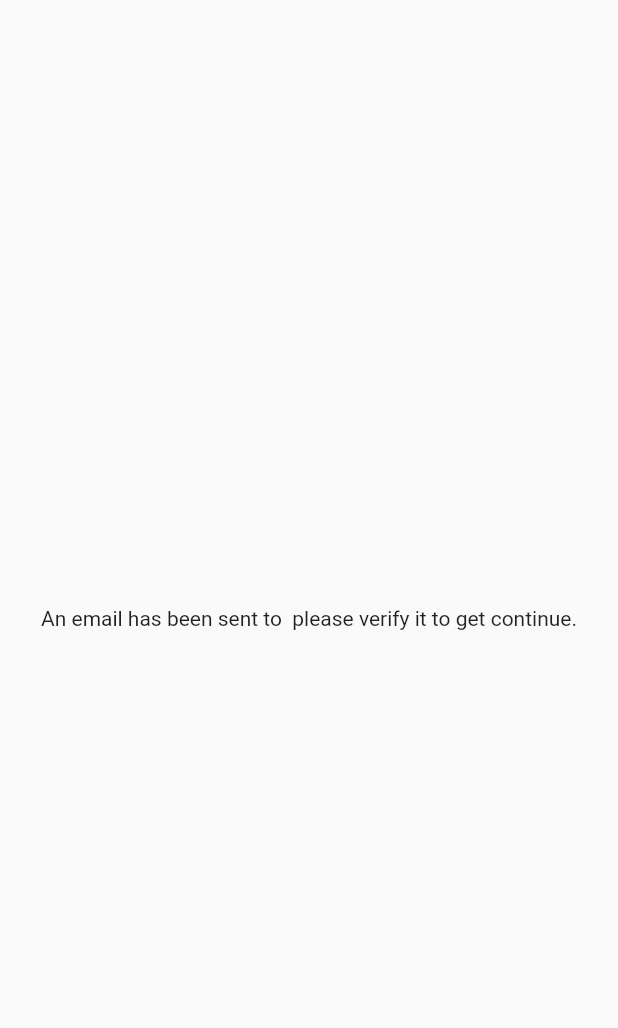
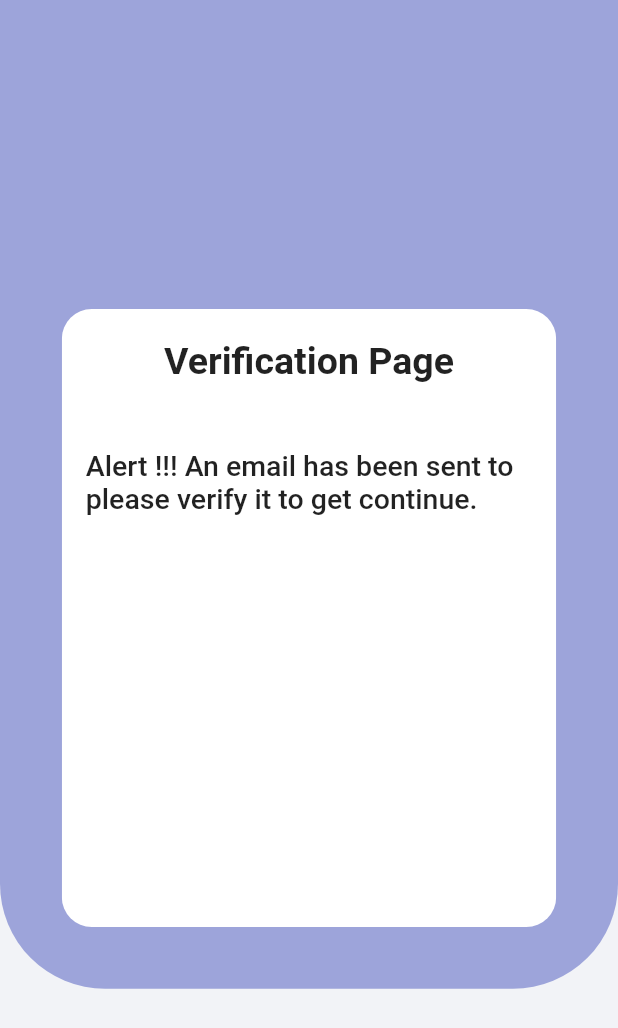
Before and after one commit to keethanmadala/Project, a Flutter app: the VerifyScreen screen opened directly, on a phone screen of 412 x 824 dp. Shown: the top 1028 px of the screen. Run offline on Flutter 3.47's test engine with Material 2 defaults, Android fonts, the phone set to English and light mode, and no system bars; our stand-ins replace cloud_firestore, firebase_auth, firebase_core, firebase_storage, flutter_rating_bar, fluttertoast and 6 more; missing offline and left inert: geoflutterfire, geohash; accounts and stored records are empty; network calls fail.

```diff
--- a/lib/main.dart
+++ b/lib/main.dart
@@ -28,7 +28,11 @@ class MyApp extends StatelessWidget {
           primarySwatch: Colors.blue,
           visualDensity: VisualDensity.adaptivePlatformDensity,
         ),
-        home: (auth.currentUser != null) ? DecisionScreen() : LoginPage(),
+        home: (auth.currentUser != null)
+            ? (auth.currentUser.emailVerified)
+                ? DecisionScreen()
+                : LoginPage()
+            : LoginPage(),
       ),
     );
   }
--- a/lib/src/screens/food_details.dart
+++ b/lib/src/screens/food_details.dart
@@ -1,5 +1,4 @@
 import 'dart:async';
-
 import 'package:Project/blocks/application_bloc.dart';
 import 'package:Project/src/screens/home_screen.dart';
 import 'package:Project/widget/navigationwidget.dart';
--- a/lib/src/screens/verify.dart
+++ b/lib/src/screens/verify.dart
@@ -1,5 +1,5 @@
 import 'dart:async';
-
+import 'package:Project/constants.dart';
 import 'package:Project/src/screens/decision_screen.dart';
 import 'package:firebase_auth/firebase_auth.dart';
 import 'package:flutter/material.dart';
@@ -32,13 +32,76 @@ class _VerifyScreenState extends State<VerifyScreen> {
   }
 
   @override
+  Widget _buildContainer() {
+    return Row(
+      mainAxisAlignment: MainAxisAlignment.center,
+      children: <Widget>[
+        ClipRRect(
+          borderRadius: BorderRadius.all(Radius.circular(20.0)),
+          child: Container(
+            height: MediaQuery.of(context).size.height * 0.5,
+            width: MediaQuery.of(context).size.width * 0.8,
+            decoration: BoxDecoration(color: Colors.white),
+            child: Column(
+              children: [
+                Padding(
+                  padding: const EdgeInsets.all(20.0),
+                  child: Text(
+                    'Verification Page',
+                    style: TextStyle(fontSize: 25, fontWeight: FontWeight.bold),
+                  ),
+                ),
+                Padding(
+                  padding: const EdgeInsets.only(top: 18.0),
+                  child: ListTile(
+                    title: Column(
+                      crossAxisAlignment: CrossAxisAlignment.center,
+                      mainAxisAlignment: MainAxisAlignment.center,
+                      children: [
+                        Text(
+                          "Alert !!! An email has been sent to ${user.email} please verify it to get continue.",
+                          style: TextStyle(
+                              fontSize: 19, fontWeight: FontWeight.w500),
+                        ),
+                      ],
+                    ),
+                  ),
+                ),
+              ],
+            ),
+          ),
+        ),
+      ],
+    );
+  }
+
   Widget build(BuildContext context) {
-    return Scaffold(
-      body: Center(
-        child: Text(
-            "An email has been sent to ${user.email} please verify it to get continue."),
+    // final authBloc = Provider.of<ApplicationBloc>(context);
+    return SafeArea(
+        child: Scaffold(
+      backgroundColor: Color(0xfff2f3f7),
+      body: Stack(
+        children: <Widget>[
+          Container(
+            height: MediaQuery.of(context).size.height * 0.8,
+            width: MediaQuery.of(context).size.width,
+            child: Container(
+              decoration: BoxDecoration(
+                  color: mainColor,
+                  borderRadius: BorderRadius.only(
+                      bottomLeft: const Radius.circular(70),
+                      bottomRight: const Radius.circular(70))),
+            ),
+          ),
+          Column(
+            mainAxisAlignment: MainAxisAlignment.center,
+            children: <Widget>[
+              _buildContainer(),
+            ],
+          ),
+        ],
       ),
-    );
+    ));
   }
 
   Future<void> checkEmailVerified() async {
```
Also changed, not shown: lib/src/login.dart (+14 -3 lines), lib/src/screens/signup.dart (+101 -1 lines).
